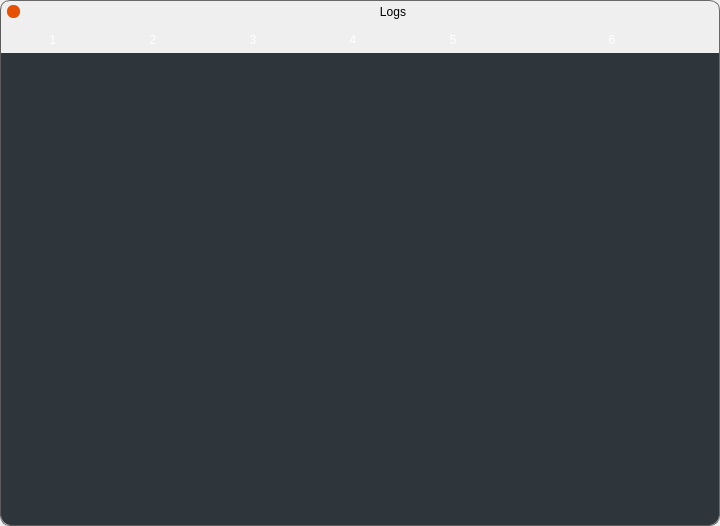
The window that Centaur/ui/LogDialog.ui (519984307/Centaur) describes before a commit, drawn with Qt 5.
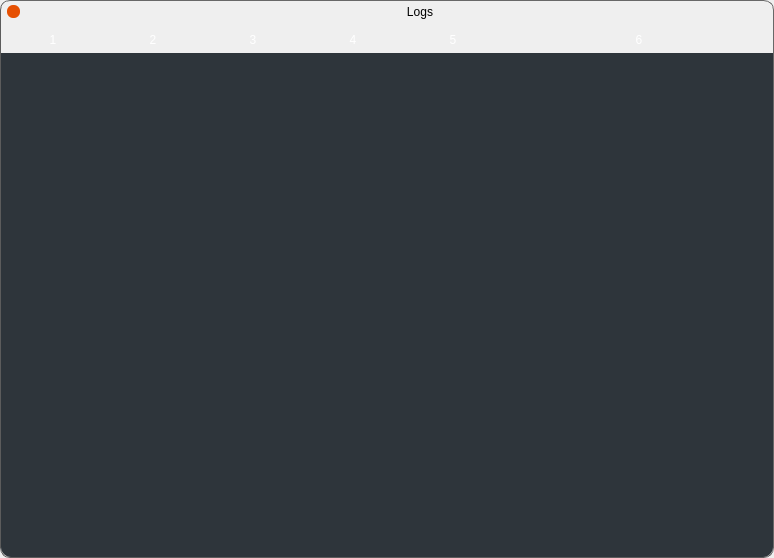
The same window after the commit. Custom widgets are drawn as their Qt base class.

What changed in the file:
```diff
--- a/Centaur/ui/LogDialog.ui
+++ b/Centaur/ui/LogDialog.ui
@@ -6,8 +6,8 @@
    <rect>
     <x>0</x>
     <y>0</y>
-    <width>720</width>
-    <height>526</height>
+    <width>774</width>
+    <height>558</height>
    </rect>
   </property>
   <property name="windowTitle">
@@ -95,8 +95,8 @@
          <string notr="true">QFrame{
 background-color: qlineargradient(x1:0.5, y1: 0, x2:0.5, y2:1, 
 							stop: 1  rgb(23,31,38), stop: 0 rgb(36,44,50));
-border-top-left-radius: 0px;
-border-top-right-radius: 0px;
+border-top-left-radius: 10px;
+border-top-right-radius: 10px;
 border-bottom-left-radius: 0px;
 border-bottom-right-radius: 0px;
 border: 0px;
```
